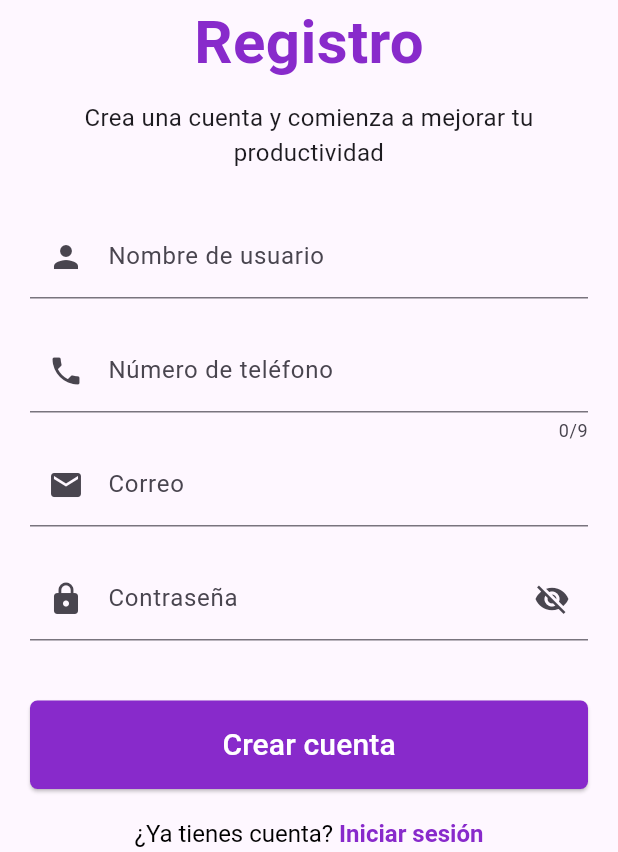
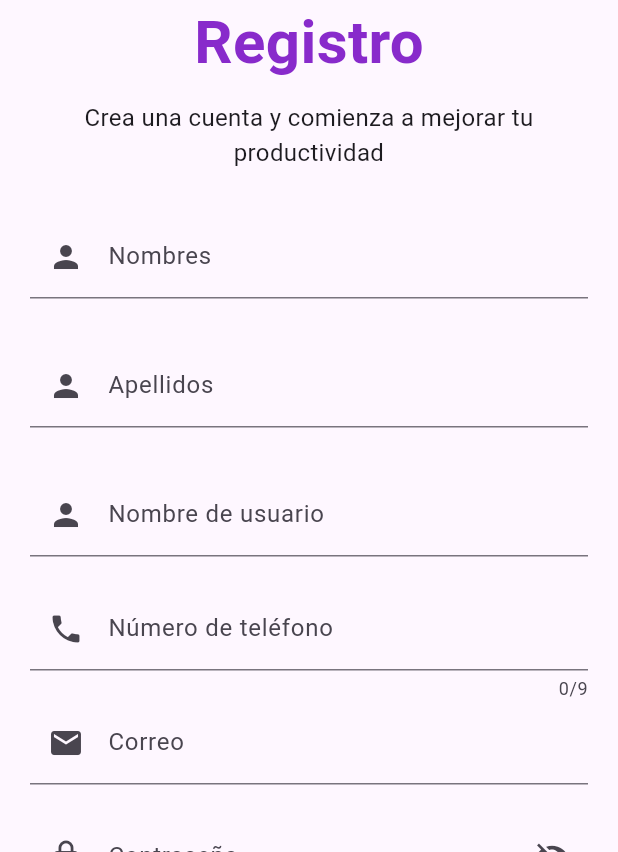
Before and after one commit to G8-SocialDevs/FocusNet, a Flutter app: the RegisterPage screen opened by its route, on a phone screen of 412 x 824 dp, the part 384-1236 px from its top. Run offline on Flutter 3.47's test engine with Material 3 defaults, Android fonts, the phone set to English and light mode, and no system bars; our stand-ins replace firebase_auth, firebase_core, shared_preferences, table_calendar; accounts and stored records are empty.

Commit message:
Actualizando campos del formulario de registro

```diff
--- a/lib/pages/register_page.dart
+++ b/lib/pages/register_page.dart
@@ -21,6 +21,8 @@ class _RegisterPageState extends State<RegisterPage> {
   final _formKey = GlobalKey<FormState>();
 
   final TextEditingController _nameController = TextEditingController();
+  final TextEditingController _lastnameController = TextEditingController();
+  final TextEditingController _usernameController = TextEditingController();
   final TextEditingController _phoneController = TextEditingController();
   final TextEditingController _emailController = TextEditingController();
   final TextEditingController _passwordController = TextEditingController();
@@ -71,8 +73,8 @@ class _RegisterPageState extends State<RegisterPage> {
       "Email": _emailController.text,
       "Password": _passwordController.text,
       "FirstName": _nameController.text,
-      "LastName": "None",
-      "UserName": "None",
+      "LastName": _lastnameController.text,
+      "UserName": _usernameController.text,
       "UserImage": "None",
       "Bio": "None",
       "PhoneNumber": _phoneController.text,
@@ -160,6 +162,36 @@ class _RegisterPageState extends State<RegisterPage> {
                     const SizedBox(height: 30),
                     TextFormField(
                       controller: _nameController,
+                      decoration: const InputDecoration(
+                        labelText: 'Nombres',
+                        prefixIcon: Icon(Icons.person),
+                      ),
+                      validator: (value) {
+                        if (value == null || value.isEmpty) {
+                          return 'Ingrese sus nombres';
+                        }
+                        return null;
+                      },
+                      autovalidateMode: AutovalidateMode.onUserInteraction,
+                    ),
+                    const SizedBox(height: 30),
+                    TextFormField(
+                      controller: _lastnameController,
+                      decoration: const InputDecoration(
+                        labelText: 'Apellidos',
+                        prefixIcon: Icon(Icons.person),
+                      ),
+                      validator: (value) {
+                        if (value == null || value.isEmpty) {
+                          return 'Ingrese sus apellidos';
+                        }
+                        return null;
+                      },
+                      autovalidateMode: AutovalidateMode.onUserInteraction,
+                    ),
+                    const SizedBox(height: 30),
+                    TextFormField(
+                      controller: _usernameController,
                       decoration: const InputDecoration(
                         labelText: 'Nombre de usuario',
                         prefixIcon: Icon(Icons.person),
@@ -286,7 +318,8 @@ class _RegisterPageState extends State<RegisterPage> {
                     ],
                   ),
                 ),
-              )
+              ),
+              SizedBox(height: 60),
             ],
           ),
         ),
```
